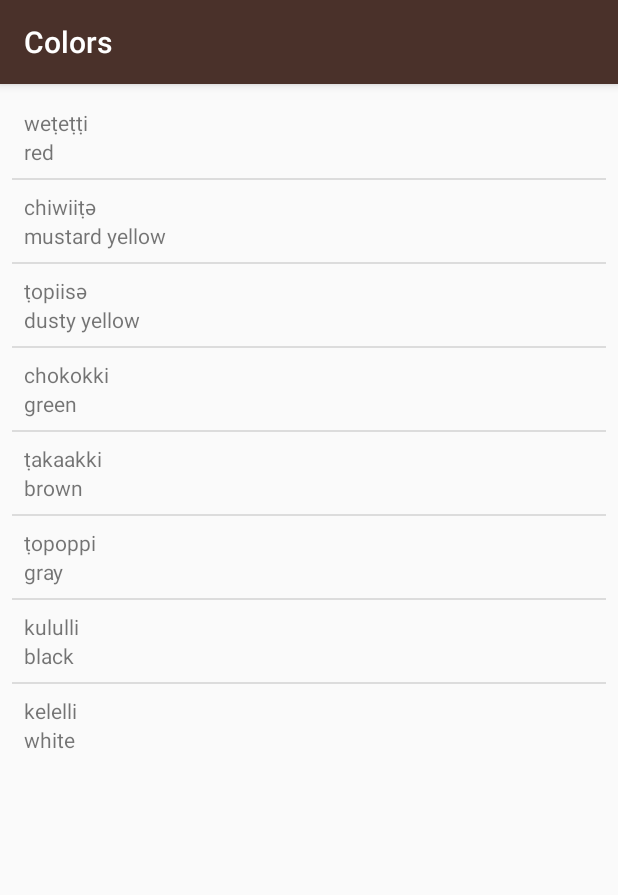
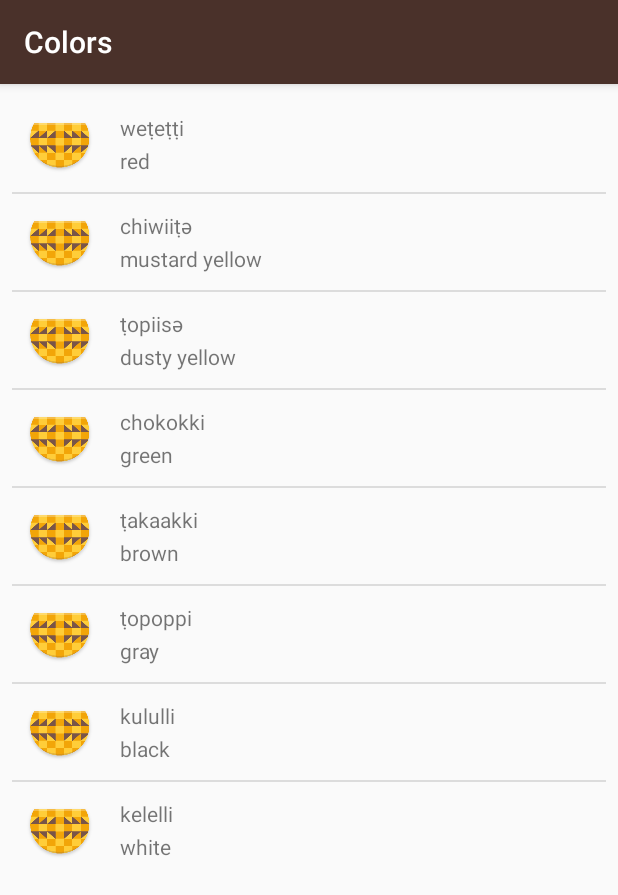
Before and after one commit to Renan-Deldotti/Miwok, an Android app: the ColorsActivity screen opened directly, with no data from a screen before it, on a phone screen of 412 x 824 dp. Shown: the top 895 px of the screen. Run offline under Robolectric (Android 15) with nearby library versions, the phone set to English and light mode, and no system bars.

Commit message:
Update list_item.xml

```diff
--- a/app/src/main/res/layout/list_item.xml
+++ b/app/src/main/res/layout/list_item.xml
@@ -1,17 +1,58 @@
 <?xml version="1.0" encoding="utf-8"?>
-<LinearLayout
-    xmlns:android="http://schemas.android.com/apk/res/android"
+<LinearLayout xmlns:android="http://schemas.android.com/apk/res/android"
+    xmlns:app="http://schemas.android.com/apk/res-auto"
     xmlns:tools="http://schemas.android.com/tools"
     android:layout_width="match_parent"
     android:layout_height="match_parent"
-    android:orientation="vertical"
+    android:orientation="horizontal"
+    android:paddingStart="8dp"
+    android:paddingLeft="8dp"
     android:paddingTop="8dp"
-    android:paddingBottom="8dp"
-    android:paddingLeft="8dp"
+    android:paddingEnd="0dp"
     android:paddingRight="0dp"
-    android:paddingStart="8dp"
-    android:paddingEnd="0dp">
+    android:paddingBottom="8dp">
 
+    <androidx.constraintlayout.widget.ConstraintLayout
+        android:layout_width="match_parent"
+        android:layout_height="wrap_content">
+
+        <ImageView
+            android:id="@+id/default_image"
+            android:layout_width="wrap_content"
+            android:layout_height="wrap_content"
+            android:src="@mipmap/ic_launcher"
+            app:layout_constraintLeft_toLeftOf="parent"
+            app:layout_constraintTop_toTopOf="parent" />
+
+        <TextView
+            android:id="@+id/miwok_text_view"
+            android:layout_width="wrap_content"
+            android:layout_height="wrap_content"
+            android:paddingLeft="16dp"
+            android:text="Teste"
+            app:layout_constraintBottom_toTopOf="@+id/default_text_view"
+            app:layout_constraintLeft_toRightOf="@id/default_image"
+            app:layout_constraintTop_toTopOf="parent" />
+
+        <TextView
+            android:id="@+id/default_text_view"
+            android:layout_width="wrap_content"
+            android:layout_height="wrap_content"
+            android:paddingLeft="16dp"
+            android:text="Teste2"
+            app:layout_constraintBottom_toBottomOf="parent"
+            app:layout_constraintLeft_toRightOf="@id/default_image"
+            app:layout_constraintTop_toBottomOf="@+id/miwok_text_view" />
+    </androidx.constraintlayout.widget.ConstraintLayout>
+
+    <!--ImageView
+        android:layout_width="wrap_content"
+        android:layout_height="wrap_content"
+        android:src="@mipmap/ic_launcher" />
+    <LinearLayout
+        android:layout_width="match_parent"
+        android:layout_height="wrap_content"
+        android:orientation="vertical">
         <TextView
             android:id="@+id/miwok_text_view"
             android:layout_width="match_parent"
@@ -22,4 +63,6 @@
             android:layout_width="match_parent"
             android:layout_height="wrap_content"
             tools:text="" />
+    </LinearLayout-->
+
 </LinearLayout>
```
Lines whose indentation alone changed are shown as unchanged.
